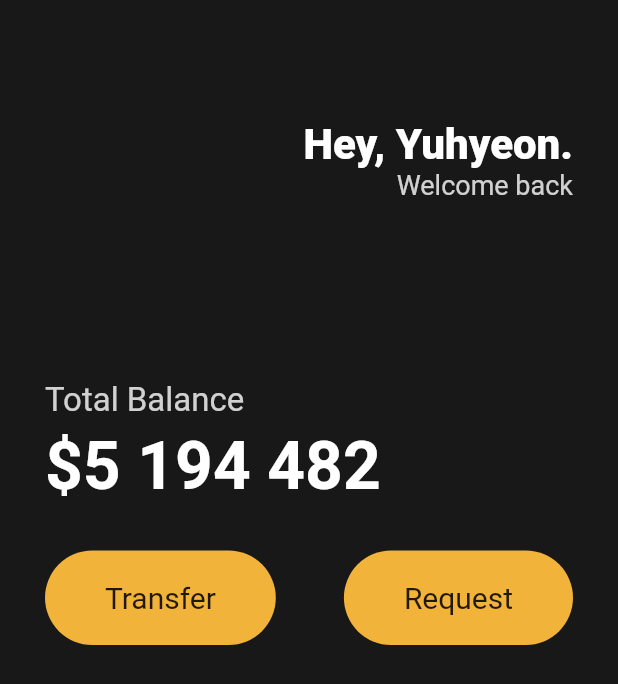
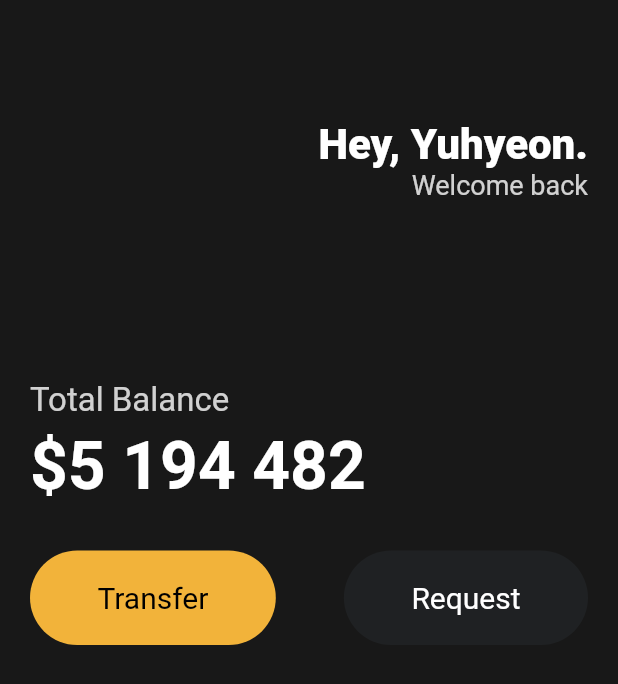
Before and after one commit to Yuhyeon0516/Flutter-Card-App, a Flutter app: the screen it shows after launch, on a phone screen of 412 x 824 dp. Shown: the top 684 px of the screen. Run offline on Flutter 3.47's test engine with Material 2 defaults, Android fonts, the phone set to English and light mode, and no system bars.

Commit message:
Button을 Reusable Widget으로 리펙토링 진행

```diff
--- a/lib/main.dart
+++ b/lib/main.dart
@@ -1,23 +1,26 @@
+import 'package:cardapp/widgets/button.dart';
 import 'package:flutter/material.dart';
 
 void main() {
-  runApp(MyApp());
+  runApp(const MyApp());
 }
 
 class MyApp extends StatelessWidget {
+  const MyApp({super.key});
+
   @override
   Widget build(BuildContext context) {
     return MaterialApp(
       home: Scaffold(
-        backgroundColor: Color(0xff181818),
+        backgroundColor: const Color(0xff181818),
         body: Padding(
-          padding: EdgeInsets.symmetric(
-            horizontal: 30,
+          padding: const EdgeInsets.symmetric(
+            horizontal: 20,
           ),
           child: Column(
             crossAxisAlignment: CrossAxisAlignment.start,
             children: [
-              SizedBox(
+              const SizedBox(
                 height: 80,
               ),
               Row(
@@ -26,7 +29,7 @@ class MyApp extends StatelessWidget {
                   Column(
                     crossAxisAlignment: CrossAxisAlignment.end,
                     children: [
-                      Text(
+                      const Text(
                         "Hey, Yuhyeon.",
                         style: TextStyle(
                           color: Colors.white,
@@ -45,7 +48,7 @@ class MyApp extends StatelessWidget {
                   )
                 ],
               ),
-              SizedBox(
+              const SizedBox(
                 height: 120,
               ),
               Text(
@@ -55,10 +58,10 @@ class MyApp extends StatelessWidget {
                   color: Colors.white.withOpacity(0.8),
                 ),
               ),
-              SizedBox(
+              const SizedBox(
                 height: 5,
               ),
-              Text(
+              const Text(
                 "\$5 194 482",
                 style: TextStyle(
                   fontSize: 44,
@@ -66,45 +69,21 @@ class MyApp extends StatelessWidget {
                   color: Colors.white,
                 ),
               ),
-              SizedBox(
+              const SizedBox(
                 height: 30,
               ),
-              Row(
+              const Row(
                 mainAxisAlignment: MainAxisAlignment.spaceBetween,
                 children: [
-                  Container(
-                    decoration: BoxDecoration(
-                        color: Color(0xfff2b33a),
-                        borderRadius: BorderRadius.circular(45)),
-                    child: Padding(
-                      padding: EdgeInsets.symmetric(
-                        vertical: 20,
-                        horizontal: 40,
-                      ),
-                      child: Text(
-                        "Transfer",
-                        style: TextStyle(
-                          fontSize: 20,
-                        ),
-                      ),
-                    ),
+                  Button(
+                    text: "Transfer",
+                    bgColor: Color(0xfff2b33a),
+                    textColor: Colors.black,
                   ),
-                  Container(
-                    decoration: BoxDecoration(
-                        color: Color(0xfff2b33a),
-                        borderRadius: BorderRadius.circular(45)),
-                    child: Padding(
-                      padding: EdgeInsets.symmetric(
-                        vertical: 20,
-                        horizontal: 40,
-                      ),
-                      child: Text(
-                        "Request",
-                        style: TextStyle(
-                          fontSize: 20,
-                        ),
-                      ),
-                    ),
+                  Button(
+                    text: "Request",
+                    bgColor: Color(0xff1f2123),
+                    textColor: Colors.white,
                   ),
                 ],
               ),
--- /dev/null
+++ b/lib/widgets/button.dart
@@ -0,0 +1,35 @@
+import 'package:flutter/material.dart';
+
+class Button extends StatelessWidget {
+  final String text;
+  final Color bgColor;
+  final Color textColor;
+
+  const Button({
+    super.key,
+    required this.text,
+    required this.bgColor,
+    required this.textColor,
+  });
+
+  @override
+  Widget build(BuildContext context) {
+    return Container(
+      decoration: BoxDecoration(
+          color: bgColor, borderRadius: BorderRadius.circular(45)),
+      child: Padding(
+        padding: const EdgeInsets.symmetric(
+          vertical: 20,
+          horizontal: 45,
+        ),
+        child: Text(
+          text,
+          style: TextStyle(
+            color: textColor,
+            fontSize: 20,
+          ),
+        ),
+      ),
+    );
+  }
+}
```
